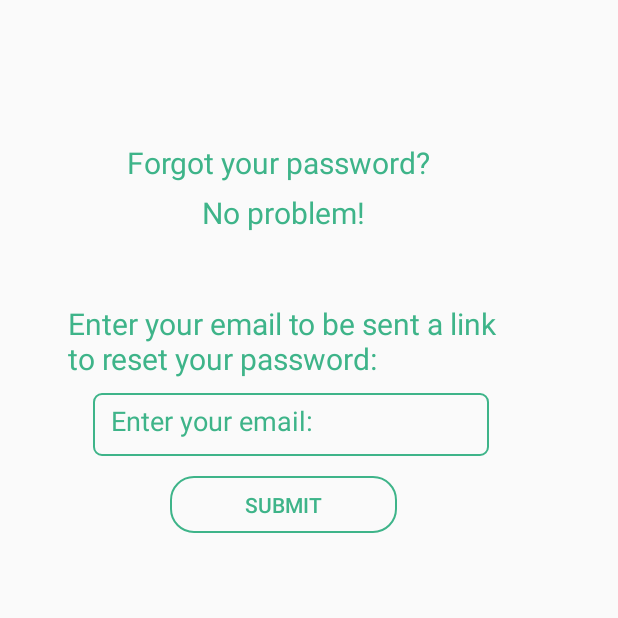
After one commit to Ameerprogrammer/FitRec, an Android app built with Jetpack Compose: the ForgotPasswordScreen screen opened directly, with no data from a screen before it, on a phone screen of 412 x 824 dp, the top half of it. The commit adds this screen. Run offline under Robolectric (Android 15) with nearby library versions, the phone set to English and light mode, and no system bars.

Commit message:
Created a forgot password screen and the frontend is edited

```diff
--- a/app/src/main/AndroidManifest.xml
+++ b/app/src/main/AndroidManifest.xml
@@ -12,6 +12,9 @@
         android:supportsRtl="true"
         android:theme="@style/Theme.FitRec"
         tools:targetApi="31">
+        <activity
+            android:name=".ForgotPasswordScreen"
+            android:exported="false" />
         <activity
             android:name=".LoginScreen"
             android:exported="false" />
--- /dev/null
+++ b/app/src/main/java/com/example/fitrec/ForgotPasswordScreen.java
@@ -0,0 +1,17 @@
+package com.example.fitrec;
+
+import android.os.Bundle;
+
+import androidx.activity.EdgeToEdge;
+import androidx.appcompat.app.AppCompatActivity;
+
+public class ForgotPasswordScreen extends AppCompatActivity {
+
+    @Override
+    protected void onCreate(Bundle savedInstanceState) {
+        super.onCreate(savedInstanceState);
+        EdgeToEdge.enable(this);
+        setContentView(R.layout.activity_forgot_password_screen);
+
+    }
+}
--- a/app/src/main/java/com/example/fitrec/LoginScreen.java
+++ b/app/src/main/java/com/example/fitrec/LoginScreen.java
@@ -1,6 +1,9 @@
 package com.example.fitrec;
 
+import android.content.Intent;
 import android.os.Bundle;
+import android.view.View;
+
 import androidx.activity.EdgeToEdge;
 import androidx.appcompat.app.AppCompatActivity;
 
@@ -12,4 +15,9 @@ public class LoginScreen extends AppCompatActivity {
         setContentView(R.layout.activity_login_screen);
 
     }
+    public void launchForgotPassword(View v) {
+        //launch a new screen
+        Intent i3 = new Intent(this, ForgotPasswordScreen.class);
+        startActivity(i3);
+    }
 }
--- /dev/null
+++ b/app/src/main/res/layout/activity_forgot_password_screen.xml
@@ -0,0 +1,86 @@
+<?xml version="1.0" encoding="utf-8"?>
+<androidx.constraintlayout.widget.ConstraintLayout xmlns:android="http://schemas.android.com/apk/res/android"
+    xmlns:app="http://schemas.android.com/apk/res-auto"
+    xmlns:tools="http://schemas.android.com/tools"
+    android:id="@+id/main"
+    android:layout_width="match_parent"
+    android:layout_height="match_parent"
+    tools:context=".ForgotPasswordScreen">
+
+    <EditText
+        android:id="@+id/enterEmail"
+        android:layout_width="264dp"
+        android:layout_height="42dp"
+        android:background="@drawable/rounded_corner"
+        android:hint="Enter your email:"
+        android:inputType="textEmailAddress"
+        android:paddingLeft="12dp"
+        android:paddingRight="12dp"
+        android:paddingBottom="5dp"
+        android:textColor="#3EB489"
+        android:textColorHint="#3EB489"
+        app:layout_constraintBottom_toBottomOf="parent"
+        app:layout_constraintEnd_toEndOf="parent"
+        app:layout_constraintHorizontal_bias="0.421"
+        app:layout_constraintStart_toStartOf="parent"
+        app:layout_constraintTop_toTopOf="parent"
+        app:layout_constraintVertical_bias="0.335"
+        tools:ignore="TouchTargetSizeCheck" />
+
+    <Button
+        android:id="@+id/button4"
+        android:layout_width="151dp"
+        android:layout_height="38dp"
+        android:background="@drawable/button_outline"
+        android:text="@string/text_6"
+        android:textColor="#3EB489"
+        app:layout_constraintBottom_toBottomOf="parent"
+        app:layout_constraintEnd_toEndOf="parent"
+        app:layout_constraintHorizontal_bias="0.434"
+        app:layout_constraintStart_toStartOf="parent"
+        app:layout_constraintTop_toTopOf="parent"
+        app:layout_constraintVertical_bias="0.404" />
+
+    <TextView
+        android:id="@+id/NoProblemtextView"
+        android:layout_width="242dp"
+        android:layout_height="30dp"
+        android:paddingLeft="50dp"
+        android:text="@string/text_16"
+        android:textColor="#3EB489"
+        android:textSize="20sp"
+        app:layout_constraintBottom_toBottomOf="parent"
+        app:layout_constraintEnd_toEndOf="parent"
+        app:layout_constraintHorizontal_bias="0.497"
+        app:layout_constraintStart_toStartOf="parent"
+        app:layout_constraintTop_toTopOf="parent"
+        app:layout_constraintVertical_bias="0.161" />
+
+    <TextView
+        android:id="@+id/ResetPasstextView"
+        android:layout_width="300dp"
+        android:layout_height="53dp"
+        android:text="@string/text_17"
+        android:textColor="#3EB489"
+        android:textSize="20sp"
+        app:layout_constraintBottom_toBottomOf="parent"
+        app:layout_constraintEnd_toEndOf="parent"
+        app:layout_constraintHorizontal_bias="0.405"
+        app:layout_constraintStart_toStartOf="parent"
+        app:layout_constraintTop_toTopOf="parent"
+        app:layout_constraintVertical_bias="0.262" />
+
+    <TextView
+        android:id="@+id/ForgotPasswordtextView"
+        android:layout_width="242dp"
+        android:layout_height="30dp"
+        android:text="@string/text_15"
+        android:textColor="#3EB489"
+        android:textSize="20sp"
+        app:layout_constraintBottom_toBottomOf="parent"
+        app:layout_constraintEnd_toEndOf="parent"
+        app:layout_constraintHorizontal_bias="0.497"
+        app:layout_constraintStart_toStartOf="parent"
+        app:layout_constraintTop_toTopOf="parent"
+        app:layout_constraintVertical_bias="0.119" />
+</androidx.constraintlayout.widget.ConstraintLayout>
--- a/app/src/main/res/layout/activity_login_screen.xml
+++ b/app/src/main/res/layout/activity_login_screen.xml
@@ -11,6 +11,7 @@
         android:id="@+id/ForgotPasswordtextView"
         android:layout_width="wrap_content"
         android:layout_height="wrap_content"
+        android:onClick="launchForgotPassword"
         android:text="@string/text_13"
         android:textColor="#3EB489"
         android:textSize="20sp"
--- a/app/src/main/res/values/strings.xml
+++ b/app/src/main/res/values/strings.xml
@@ -24,5 +24,8 @@
     <string name="text_12">Email</string>
     <string name="text_13">Forgot password?</string>
     <string name="text_14">Not a member? Sign up</string>
+    <string name="text_15">Forgot your password?</string>
+    <string name="text_16">No problem!</string>
+    <string name="text_17">Enter your email to be sent a link to reset your password:</string>
     <string name="lorem_ipsum">example</string>
 </resources>
```
